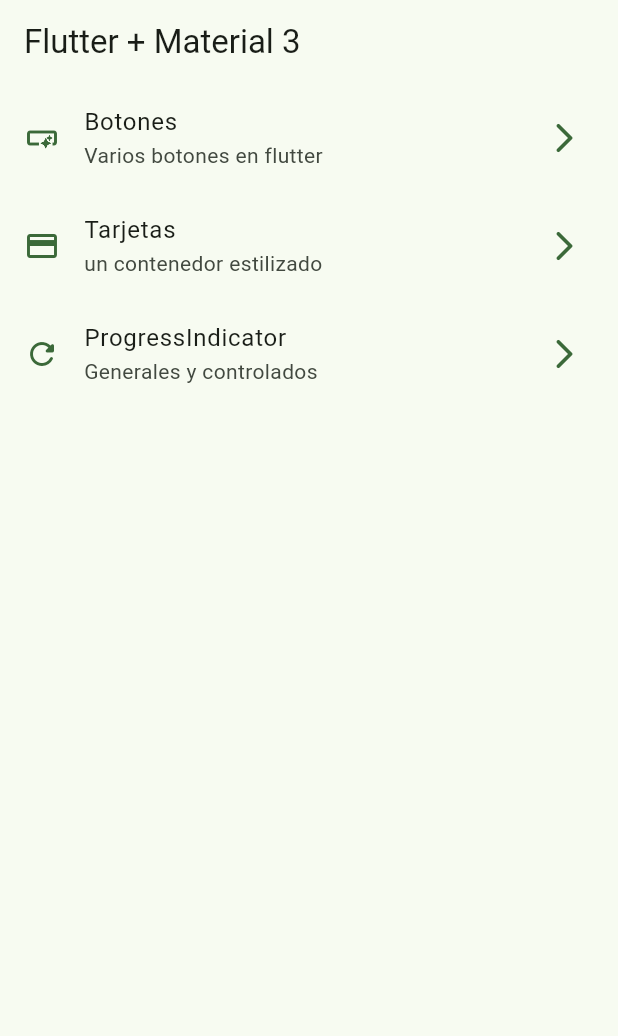
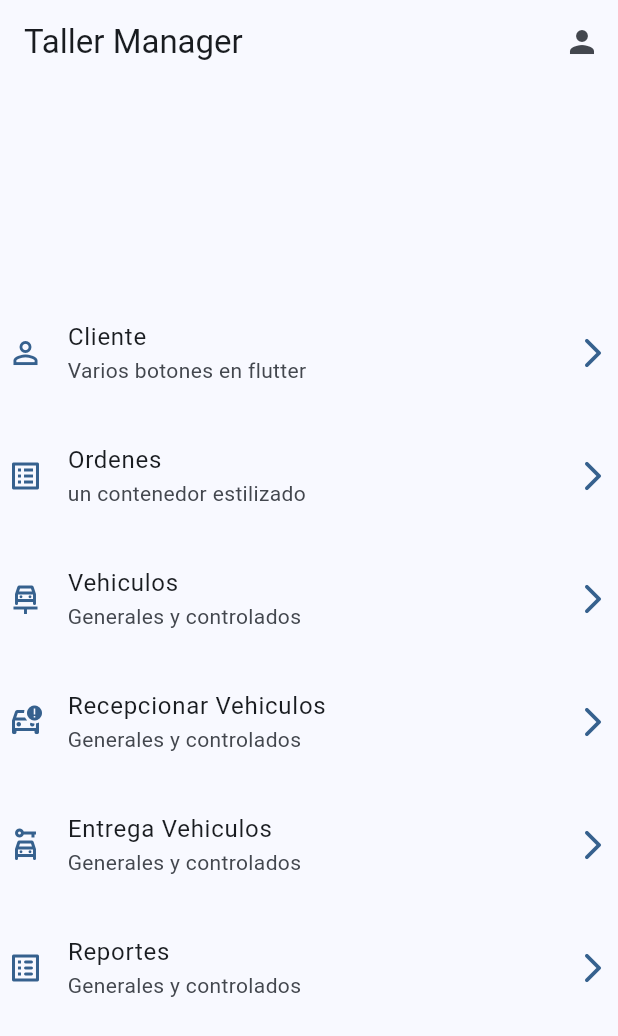
Before and after one commit to bst73/TallerManager, a Flutter app: the screen it shows after launch, on a phone screen of 412 x 824 dp. Shown: the top 1036 px of the screen. Run offline on Flutter 3.47's test engine with Material 2 defaults, Android fonts, the light colour scheme and no system bars; our stand-ins replace go_router.

Commit message:
2 commit

```diff
--- a/lib/config/menu/menu_items.dart
+++ b/lib/config/menu/menu_items.dart
@@ -16,21 +16,40 @@
 
 const appMenuItems = <MenuItem>[
   MenuItem(
-    title: 'Botones',
+    title: 'Cliente',
     subTitle: 'Varios botones en flutter',
-    link: '/buttons',
-    icon: Icons.smart_button_outlined
+    link: '/cliente',
+    icon: Icons.person_outline
     ),
   MenuItem(
-    title: 'Tarjetas',
+    title: 'Ordenes',
     subTitle: 'un contenedor estilizado',
-    link: '/cards', icon: Icons.credit_card
+    link: '/ordenes', icon: Icons.list_alt_outlined
     ),
 
   MenuItem(
-    title: 'ProgressIndicator',
+    title: 'Vehiculos',
     subTitle: 'Generales y controlados',
-    link: '/progress', icon: Icons.refresh_rounded
+    link: '/vehiculos', icon: Icons.car_repair_outlined
+    ),
+
+    MenuItem(
+    title: 'Recepcionar Vehiculos',
+    subTitle: 'Generales y controlados',
+    link: '/recepcionar_vehiculo', icon: Icons.car_crash_outlined
+    ),
+
+    MenuItem(
+    title: 'Entrega Vehiculos',
+    subTitle: 'Generales y controlados',
+    link: '/entrega_vehiculo', icon: Icons.car_rental_outlined
+    ),
+
+    MenuItem(
+    title: 'Reportes',
+    subTitle: 'Generales y controlados',
+    link: '/reportes', icon: Icons.list_alt_rounded
     )
 
+
 ];
--- a/lib/config/router/app_router.dart
+++ b/lib/config/router/app_router.dart
@@ -1,8 +1,11 @@
 import 'package:go_router/go_router.dart';
-import 'package:widgets_formatos/presentation/screen/cards/cards_screen.dart';
-import 'package:widgets_formatos/presentation/screen/buttons/buttons_screen.dart';
+import 'package:widgets_formatos/presentation/screen/cliente/cliente_screen.dart';
+import 'package:widgets_formatos/presentation/screen/entrega_vehiculo/entrega_vehiculo_screen.dart';
 import 'package:widgets_formatos/presentation/screen/home/home_screen.dart';
-import 'package:widgets_formatos/presentation/screen/progress/progress_screen.dart';
+import 'package:widgets_formatos/presentation/screen/ordenes/ordenes_screen.dart';
+import 'package:widgets_formatos/presentation/screen/recepcionar_vehiculo/recepcionar_vehiculo_screen.dart';
+import 'package:widgets_formatos/presentation/screen/reportes/reportes_screen.dart';
+import 'package:widgets_formatos/presentation/screen/vehiculos/vehiculo_screen.dart';
 
 final appRouter = GoRouter(
   initialLocation: '/',
@@ -15,21 +18,39 @@
     ),
 
     GoRoute(
-      path: '/buttons',
-      name: ButtonScreen.name,
-      builder: (context, state) => const ButtonScreen(),
+      path: '/cliente',
+      name: ClienteScreen.name,
+      builder: (context, state) => const ClienteScreen(),
     ),
 
     GoRoute(
-      path: '/cards',
-      name: CardsScreen.name,
-      builder: (context, state) => const CardsScreen(),
+      path: '/ordenes',
+      name: OrdenesScreen.name,
+      builder: (context, state) => const OrdenesScreen(),
     ),
 
     GoRoute(
-      path: '/progress',
-      name: ProgressScreen.name,
-      builder: (context, state) => const ProgressScreen(),
+      path: '/vehiculos',
+      name: VehiculoScreen.name,
+      builder: (context, state) => const VehiculoScreen(),
+    ),
+
+      GoRoute(
+      path: '/recepcionar_vehiculo',
+      name: RecepcionarVehiculoScreen.name,
+      builder: (context, state) => const RecepcionarVehiculoScreen(),
+    ),
+
+    GoRoute(
+      path: '/entrega_vehiculo',
+      name: EntregaVehiculoScreen.name,
+      builder: (context, state) => const EntregaVehiculoScreen(),
+    ),
+
+    GoRoute(
+      path: '/reportes',
+      name: ReporteScreen.name,
+      builder: (context, state) => const ReporteScreen(),
     ),
   ]
 );
--- a/lib/main.dart
+++ b/lib/main.dart
@@ -12,7 +12,7 @@
     return MaterialApp.router(
       routerConfig: appRouter,
       debugShowCheckedModeBanner: false,
-      theme: AppTheme(selectedColor: 2).getTheme(),
+      theme: AppTheme(selectedColor: 0).getTheme(),
       //home: const HomeScreen()
     );
   }
--- /dev/null
+++ b/lib/presentation/screen/entrega_vehiculo/entrega_vehiculo_screen.dart
@@ -0,0 +1,17 @@
+import 'package:flutter/material.dart';
+
+class EntregaVehiculoScreen extends StatelessWidget {
+
+  static const String name = 'cliente_screen';
+
+  const EntregaVehiculoScreen({super.key});
+
+  @override
+  Widget build(BuildContext context) {
+    return Scaffold(
+      appBar: AppBar(
+        title: Text('Entrega Vehiculo'),
+      ),
+    );
+  }
+}
--- a/lib/presentation/screen/home/home_screen.dart
+++ b/lib/presentation/screen/home/home_screen.dart
@@ -3,7 +3,6 @@
 import 'package:widgets_formatos/config/menu/menu_items.dart';
 
 class HomeScreen extends StatelessWidget {
-
   static const String name = 'home_screen';
 
   const HomeScreen({super.key});
@@ -12,27 +11,45 @@
   Widget build(BuildContext context) {
     return Scaffold(
       appBar: AppBar(
-        title: const Text('Flutter + Material 3'),
+        title: const Text('Taller Manager'),
+        actions: <Widget>[
+          IconButton(
+            icon: Icon(Icons.person),
+            onPressed: () {},
+          )
+        ],
       ),
-      body: const _HomeView(),
+      body: Center(
+        child: Column(
+          mainAxisAlignment: MainAxisAlignment.center,
+          children: <Widget>[
+            for (final menuItem in appMenuItems) // Revertir el orden
+              _CustomListTile(menuItem: menuItem),
+          ],
+        ),
+      ),
     );
   }
 }
+
 
 class _HomeView extends StatelessWidget {
   const _HomeView();
 
   @override
   Widget build(BuildContext context) {
-    return ListView.builder(
-      itemCount: appMenuItems.length,
-      itemBuilder: (context, index) {
-        final menuItem = appMenuItems[index];
-        return _CustomListTile(menuItem: menuItem);
-      },
+    return Center(
+      child: ListView.builder(
+        itemCount: appMenuItems.length,
+        itemBuilder: (context, index) {
+          final menuItem = appMenuItems[index];
+          return _CustomListTile(menuItem: menuItem);
+        },
+      ),
     );
   }
 }
+
 
 class _CustomListTile extends StatelessWidget {
 
@@ -50,6 +67,7 @@
       trailing: Icon(Icons.arrow_forward_ios_rounded, color: colors.primary,),
       title: Text(menuItem.title),
       subtitle: Text(menuItem.subTitle),
+      contentPadding: EdgeInsets.all(5),
       onTap: (){
         //Navigator.of(context).push(
         // MaterialPageRoute(builder: (context) => const ButtonScreen())
--- /dev/null
+++ b/lib/presentation/screen/ordenes/ordenes_screen.dart
@@ -0,0 +1,17 @@
+import 'package:flutter/material.dart';
+
+class OrdenesScreen extends StatelessWidget {
+
+  static const String name = 'cliente_screen';
+
+  const OrdenesScreen({super.key});
+
+  @override
+  Widget build(BuildContext context) {
+    return Scaffold(
+      appBar: AppBar(
+        title: Text('Ordenes'),
+      ),
+    );
+  }
+}
--- /dev/null
+++ b/lib/presentation/screen/reportes/reportes_screen.dart
@@ -0,0 +1,17 @@
+import 'package:flutter/material.dart';
+
+class ReporteScreen extends StatelessWidget {
+
+  static const String name = 'cliente_screen';
+
+  const ReporteScreen({super.key});
+
+  @override
+  Widget build(BuildContext context) {
+    return Scaffold(
+      appBar: AppBar(
+        title: Text('Reportes'),
+      ),
+    );
+  }
+}
```
Also changed, not shown: lib/presentation/screen/animated/animated_screen.dart (deleted, +0 -13 lines), lib/presentation/screen/buttons/buttons_screen.dart (deleted, +0 -153 lines), lib/presentation/screen/cards/cards_screen.dart (deleted, +0 -220 lines), lib/presentation/screen/cliente/cliente_screen.dart (added, +17 -0 lines), lib/presentation/screen/infinite_scroll/infinite_scroll_screen.dart (deleted, +0 -13 lines), lib/presentation/screen/progress/progress_screen.dart (deleted, +0 -64 lines), lib/presentation/screen/recepcionar_vehiculo/recepcionar_vehiculo_screen.dart (added, +17 -0 lines), lib/presentation/screen/snackbar/snackbar_screen.dart (deleted, +0 -13 lines), lib/presentation/screen/ui_controls/ui_controls_screen.dart (deleted, +0 -12 lines), lib/presentation/screen/vehiculos/vehiculo_screen.dart (added, +17 -0 lines), lib/presentation/screen/screens.dart (deleted).
